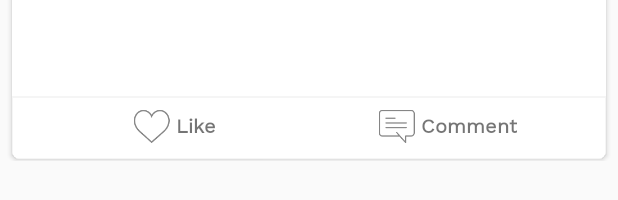
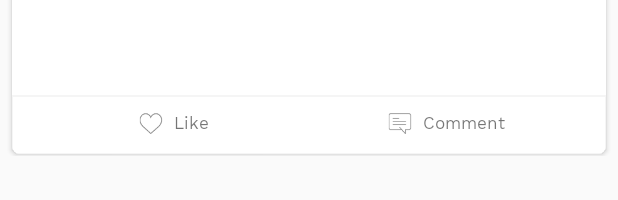
Before and after one commit to namdizy/Nonso, an Android app: the layout post_list_item.xml on its own in the app's theme, with its tools: preview values and no code run, on a phone screen of 412 x 824 dp. Shown: the part 130-330 px from the top of the screen. Run offline under Robolectric (Android 15) with nearby library versions, the phone set to English and light mode, and no system bars.

Commit message:
Post item update

```diff
--- a/app/src/main/java/nonso/android/nonso/ui/adapters/PostAdapter.java
+++ b/app/src/main/java/nonso/android/nonso/ui/adapters/PostAdapter.java
@@ -73,10 +73,10 @@ public class PostAdapter extends RecyclerView.Adapter<PostAdapter.PostViewHolder
         if(!post.getComments().isEmpty()){
             String size;
             if(post.getComments().size() == 1){
-                size =  1 + " reply";
+                size =  1 + " Comment";
             }
             else{
-                size =  String.valueOf(post.getComments().size()) + " replies";
+                size =  String.valueOf(post.getComments().size()) + " Comments";
             }
 
            holder.mNumComments.setText(size);
--- a/app/src/main/java/nonso/android/nonso/ui/adapters/RepliesAdapter.java
+++ b/app/src/main/java/nonso/android/nonso/ui/adapters/RepliesAdapter.java
@@ -55,7 +55,7 @@ public class RepliesAdapter extends RecyclerView.Adapter<RepliesAdapter.RepliesV
         Date date = reply.getCreatedAt();
         DateUtils dateUtils = new DateUtils();
 
-        holder.mReplyDate.setText(dateUtils.getTimeAgo(date, mContext));
+        holder.mReplyDate.setText(dateUtils.getTimeAgoShort(date));
 
         Picasso.with(mContext).load(reply.getCreatedBy().getImageUrl()).placeholder(R.drawable.image_view_placeholder)
                 .error(R.drawable.image_view_placeholder).into(holder.mReplyCreatorImage);
--- a/app/src/main/res/layout/fragment_discover.xml
+++ b/app/src/main/res/layout/fragment_discover.xml
@@ -18,7 +18,8 @@
             android:id="@+id/discover_toolbar"
             app:layout_scrollFlags="scroll|enterAlways"
             android:layout_width="match_parent"
-            android:layout_height="?attr/actionBarSize">
+            android:layout_height="?attr/actionBarSize"
+            >
             <Button
                 android:id="@+id/discover_search_btn"
                 android:layout_width="wrap_content"
@@ -36,7 +37,6 @@
             android:id="@+id/discover_tabs"
             android:layout_width="match_parent"
             android:layout_height="wrap_content"
-
             />
 
     </android.support.design.widget.AppBarLayout>
--- a/app/src/main/res/layout/post_list_item.xml
+++ b/app/src/main/res/layout/post_list_item.xml
@@ -38,6 +38,7 @@
                 android:layout_height="wrap_content"
                 android:gravity="center_vertical"
                 android:layout_marginStart="@dimen/margin_8dp"
+                android:textStyle="bold"
                 android:layout_toEndOf="@id/post_creator_image"
                 android:layout_marginTop="@dimen/activity_horizontal_margin"/>
 
@@ -73,7 +74,7 @@
                 android:layout_marginStart="@dimen/activity_horizontal_margin"
                 android:layout_marginEnd="@dimen/activity_horizontal_margin"
                 android:layout_below="@id/post_creator_image"
-                android:textSize="@dimen/h3"
+                android:textSize="@dimen/h4"
                 android:ellipsize="end"
                 android:textStyle="bold"/>
 
@@ -88,7 +89,7 @@
                 android:layout_marginBottom="@dimen/margin_8dp"
                 android:maxLines="4"
                 android:ellipsize="end"
-                android:textSize="@dimen/h6" />
+                android:textSize="@dimen/h5" />
 
             <LinearLayout
                 android:id="@+id/post_item_replies_likes_container"
@@ -120,8 +121,8 @@
                 android:layout_below="@id/post_item_replies_likes_container"
                 android:layout_alignParentStart="true"
                 android:orientation="horizontal"
-                android:paddingTop="@dimen/margin_5dp"
-                android:paddingBottom="@dimen/margin_5dp"
+                android:paddingTop="@dimen/margin_10dp"
+                android:paddingBottom="@dimen/margin_10dp"
                 android:paddingStart="@dimen/activity_horizontal_margin"
                 android:paddingEnd="@dimen/activity_horizontal_margin"
                 android:background="@drawable/grey_border_top_light">
@@ -135,8 +136,8 @@
 
                     <ImageView
                         android:id="@+id/post_item_like_image"
-                        android:layout_width="wrap_content"
-                        android:layout_height="wrap_content"
+                        android:layout_width="@dimen/_20dp"
+                        android:layout_height="@dimen/_20dp"
                         android:src="@drawable/ic_like_outline"
                         android:layout_gravity="center"
                         />
@@ -147,9 +148,9 @@
                         android:layout_width="wrap_content"
                         android:layout_gravity="center"
                         android:text="Like"
-                        android:textSize="@dimen/h5"
+                        android:layout_marginStart="@dimen/margin_5dp"
+                        android:textSize="@dimen/h6"
                         android:textAlignment="gravity"
-                        android:textStyle="bold"
                        />
 
                 </LinearLayout>
@@ -164,8 +165,8 @@
 
                     <ImageView
                         android:id="@+id/post_item_comment_image"
-                        android:layout_width="wrap_content"
-                        android:layout_height="wrap_content"
+                        android:layout_width="@dimen/_20dp"
+                        android:layout_height="@dimen/_20dp"
                         android:src="@drawable/ic_comment_outline"
                         android:layout_gravity="center"
                         />
@@ -175,10 +176,10 @@
                         android:layout_height="wrap_content"
                         android:layout_width="wrap_content"
                         android:layout_gravity="center"
+                        android:layout_marginStart="@dimen/margin_5dp"
                         android:text="Comment"
-                        android:textSize="@dimen/h5"
+                        android:textSize="@dimen/h6"
                         android:textAlignment="gravity"
-                        android:textStyle="bold"
                         />
 
                 </LinearLayout>
--- a/app/src/main/res/layout/steps_list_item.xml
+++ b/app/src/main/res/layout/steps_list_item.xml
@@ -33,7 +33,7 @@
             android:layout_width="wrap_content"
             android:layout_height="wrap_content"
             android:layout_gravity="center_vertical"
-            android:textSize="@dimen/h4"
+            android:textSize="@dimen/h5"
             android:layout_marginStart="@dimen/margin_8dp"
             android:textStyle="italic" />
         <android.support.v7.widget.CardView
```
Also changed, not shown: app/src/main/java/nonso/android/nonso/utils/DateUtils.java (+24 -24 lines), app/src/main/res/layout/activity_post_details.xml (+28 -17 lines), app/src/main/res/drawable-hdpi/ic_send_dark.png (added), app/src/main/res/drawable-mdpi/ic_send_dark.png (added), app/src/main/res/drawable-xhdpi/ic_send_dark.png (added), app/src/main/res/drawable-xxhdpi/ic_send_dark.png (added).
